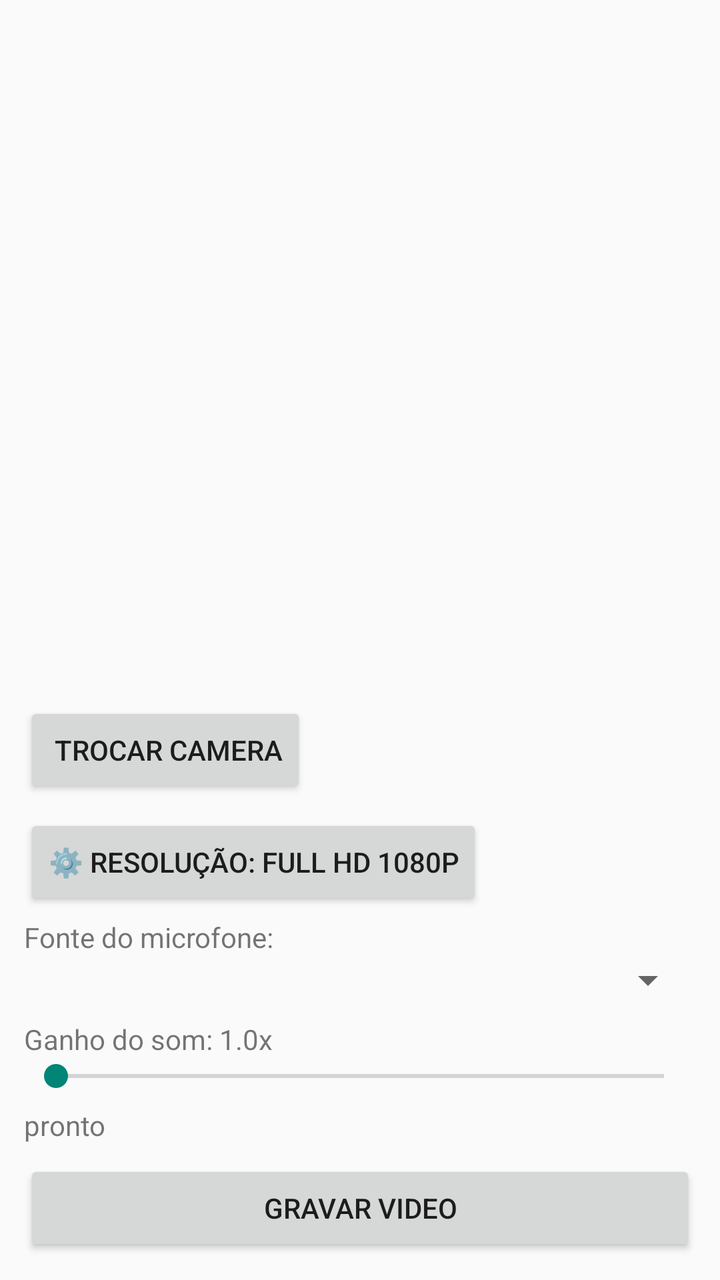
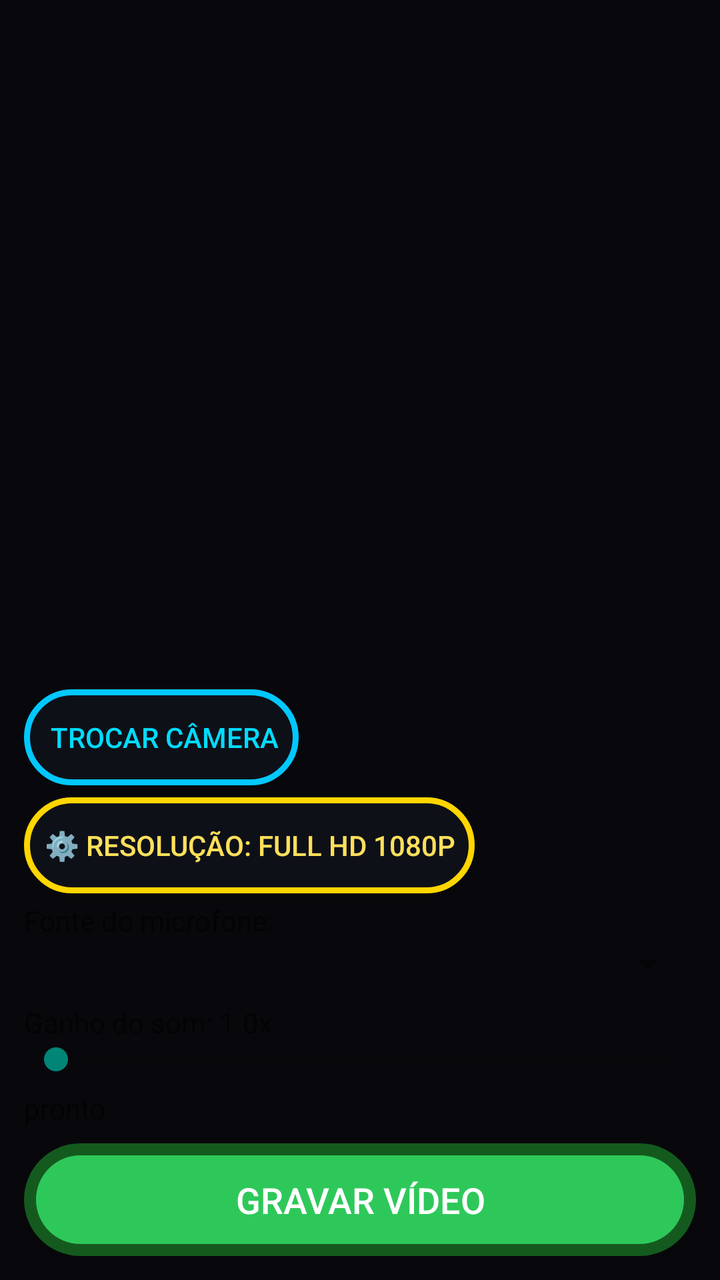

The first picture is an Android layout as it rendered before a commit; the second is the same layout after the commit. The layout source and the unified diff follow.
<!-- AndroidManifest.xml: application theme Theme.AppCompat.DayNight.NoActionBar -->
<!-- res/layout/activity_main.xml -->
<?xml version="1.0" encoding="utf-8"?>
<LinearLayout xmlns:android="http://schemas.android.com/apk/res/android"
    android:layout_width="match_parent" android:layout_height="match_parent"
    android:orientation="vertical" android:padding="12dp"
    android:keepScreenOn="true">
    <TextureView android:id="@+id/tvPreview" android:layout_width="match_parent" android:layout_height="0dp" android:layout_weight="1"/>
    <Button android:id="@+id/btnTroca" android:layout_width="wrap_content" android:layout_height="wrap_content" android:text="\uD83D\uDD04 Trocar camera"/>
    <Button android:id="@+id/btnRes" android:layout_width="wrap_content" android:layout_height="wrap_content" android:text="\u2699\uFE0F Resolução: Full HD 1080p" android:layout_marginTop="8dp"/>
    <TextView android:layout_width="wrap_content" android:layout_height="wrap_content" android:text="Fonte do microfone:" android:layout_marginTop="4dp"/>
    <Spinner android:id="@+id/spFonte" android:layout_width="match_parent" android:layout_height="wrap_content"/>
    <TextView android:id="@+id/txtGanho" android:layout_width="wrap_content" android:layout_height="wrap_content" android:text="Ganho do som: 1.0x" android:layout_marginTop="8dp"/>
    <SeekBar android:id="@+id/sbGanho" android:layout_width="match_parent" android:layout_height="wrap_content" android:max="40"/>
    <TextView android:id="@+id/txtStatus" android:layout_width="wrap_content" android:layout_height="wrap_content" android:text="pronto" android:layout_marginTop="6dp"/>
    <Button android:id="@+id/btnRec" android:layout_width="match_parent" android:layout_height="wrap_content" android:text="GRAVAR VIDEO" android:layout_marginTop="8dp"/>
</LinearLayout>
<!-- resources referenced by this layout -->
<resources>

</resources>

<!-- the commit's change to res/layout/activity_main.xml (unified diff, before → after) -->
@@ -2,14 +2,21 @@
 <LinearLayout xmlns:android="http://schemas.android.com/apk/res/android"
     android:layout_width="match_parent" android:layout_height="match_parent"
     android:orientation="vertical" android:padding="12dp"
-    android:keepScreenOn="true">
+    android:keepScreenOn="true"
+    android:background="#08080C">
     <TextureView android:id="@+id/tvPreview" android:layout_width="match_parent" android:layout_height="0dp" android:layout_weight="1"/>
-    <Button android:id="@+id/btnTroca" android:layout_width="wrap_content" android:layout_height="wrap_content" android:text="\uD83D\uDD04 Trocar camera"/>
-    <Button android:id="@+id/btnRes" android:layout_width="wrap_content" android:layout_height="wrap_content" android:text="\u2699\uFE0F Resolução: Full HD 1080p" android:layout_marginTop="8dp"/>
+    <Button android:id="@+id/btnTroca" android:layout_width="wrap_content" android:layout_height="wrap_content"
+        android:background="@drawable/btn_outline_cyan" android:textColor="#00DCFF" android:padding="10dp" android:layout_marginTop="8dp"
+        android:text="\uD83D\uDD04 Trocar câmera"/>
+    <Button android:id="@+id/btnRes" android:layout_width="wrap_content" android:layout_height="wrap_content"
+        android:background="@drawable/btn_outline_yellow" android:textColor="#FFE05A" android:padding="10dp" android:layout_marginTop="6dp"
+        android:text="\u2699\uFE0F Resolução: Full HD 1080p"/>
     <TextView android:layout_width="wrap_content" android:layout_height="wrap_content" android:text="Fonte do microfone:" android:layout_marginTop="4dp"/>
     <Spinner android:id="@+id/spFonte" android:layout_width="match_parent" android:layout_height="wrap_content"/>
     <TextView android:id="@+id/txtGanho" android:layout_width="wrap_content" android:layout_height="wrap_content" android:text="Ganho do som: 1.0x" android:layout_marginTop="8dp"/>
     <SeekBar android:id="@+id/sbGanho" android:layout_width="match_parent" android:layout_height="wrap_content" android:max="40"/>
     <TextView android:id="@+id/txtStatus" android:layout_width="wrap_content" android:layout_height="wrap_content" android:text="pronto" android:layout_marginTop="6dp"/>
-    <Button android:id="@+id/btnRec" android:layout_width="match_parent" android:layout_height="wrap_content" android:text="GRAVAR VIDEO" android:layout_marginTop="8dp"/>
+    <Button android:id="@+id/btnRec" android:layout_width="match_parent" android:layout_height="wrap_content"
+        android:background="@drawable/btn_gravar_neon" android:textColor="#FFFFFF" android:padding="16dp" android:layout_marginTop="8dp"
+        android:textSize="18sp" android:text="GRAVAR VÍDEO"/>
 </LinearLayout>
<!-- resource entries referenced after the edit -->
@@ -1,5 +1,34 @@
 <!-- resources referenced by this layout -->
 <resources>
-
+  <!-- drawable btn_gravar_neon (drawable) -->
+  <?xml version="1.0" encoding="utf-8"?>
+  <layer-list xmlns:android="http://schemas.android.com/apk/res/android">
+      <item>
+          <shape>
+              <solid android:color="#145A1E"/>
+              <corners android:radius="44dp"/>
+          </shape>
+      </item>
+      <item android:left="6dp" android:top="6dp" android:right="6dp" android:bottom="6dp">
+          <shape>
+              <solid android:color="#2EC85A"/>
+              <corners android:radius="38dp"/>
+          </shape>
+      </item>
+  </layer-list>
+  <!-- drawable btn_outline_cyan (drawable) -->
+  <?xml version="1.0" encoding="utf-8"?>
+  <shape xmlns:android="http://schemas.android.com/apk/res/android">
+      <solid android:color="#0E1018"/>
+      <stroke android:width="3dp" android:color="#00C8FF"/>
+      <corners android:radius="28dp"/>
+  </shape>
+  <!-- drawable btn_outline_yellow (drawable) -->
+  <?xml version="1.0" encoding="utf-8"?>
+  <shape xmlns:android="http://schemas.android.com/apk/res/android">
+      <solid android:color="#0E1018"/>
+      <stroke android:width="3dp" android:color="#FFD600"/>
+      <corners android:radius="28dp"/>
+  </shape>
 </resources>
 
